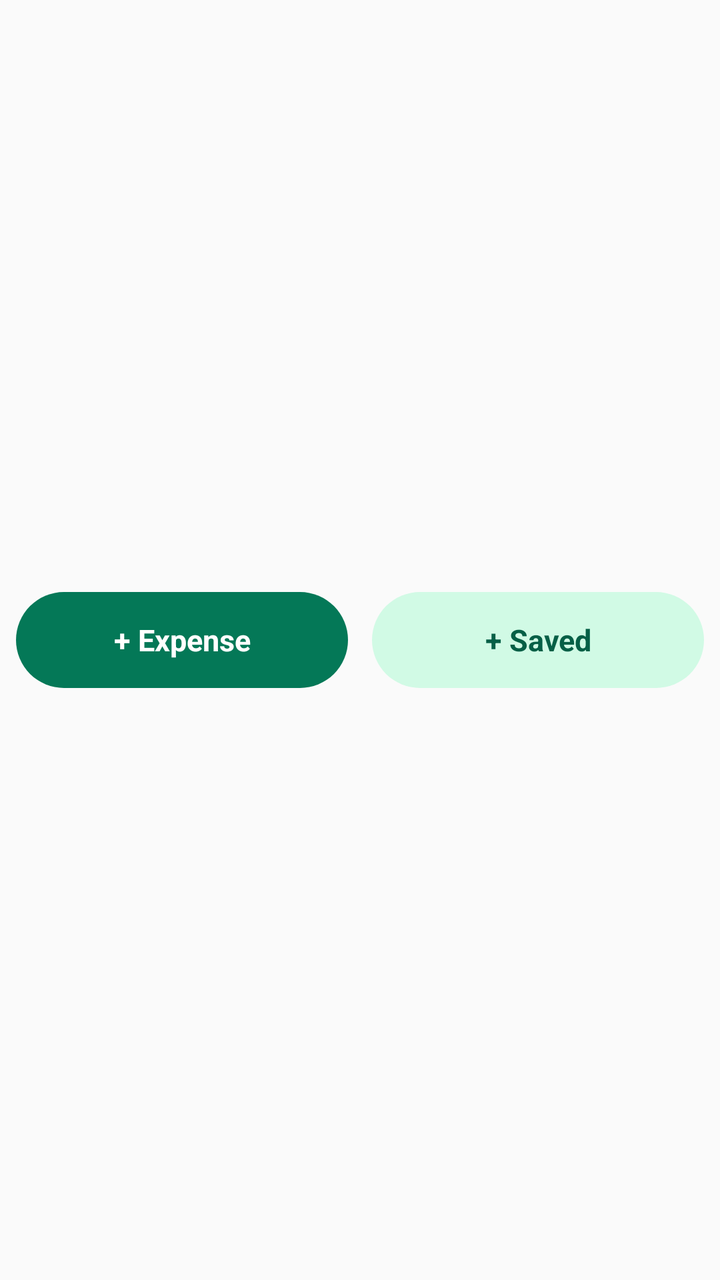
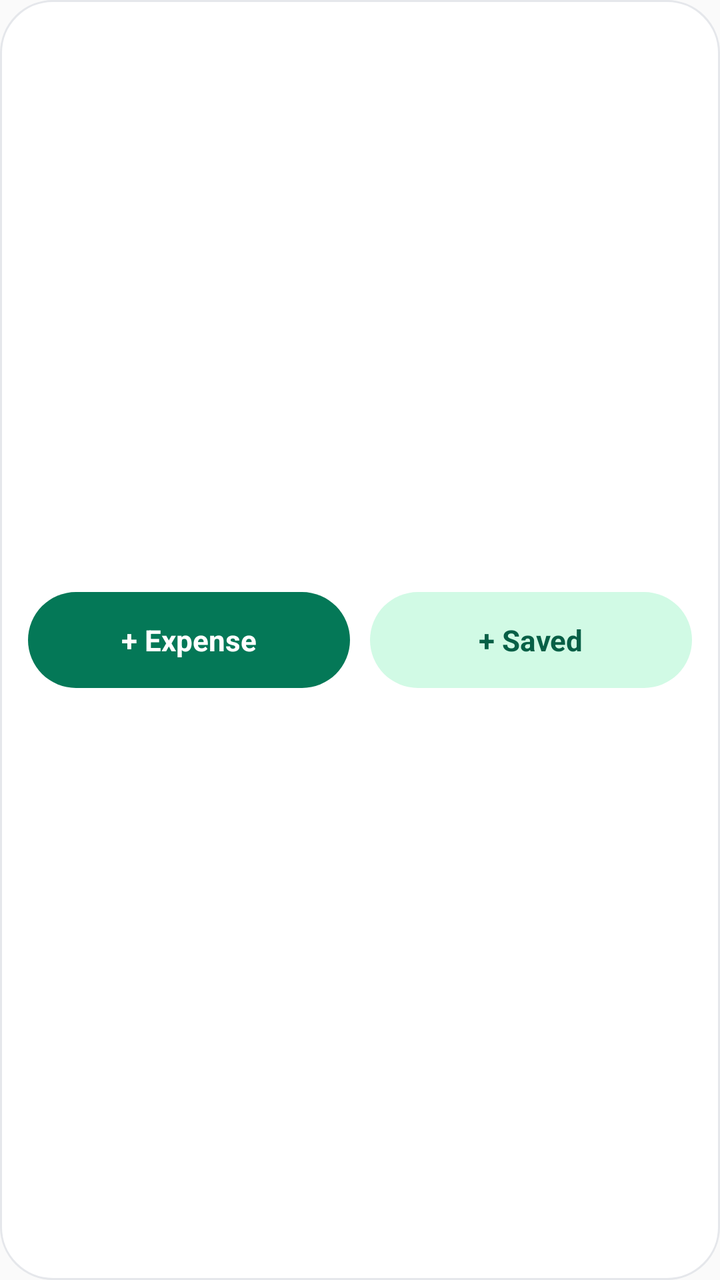

Two renders of the same Android screen: before a commit and after it. Below are the layout's source before the change and the commit's diff.
<!-- AndroidManifest.xml: application theme Theme.AutoFlow -->
<!-- res/layout/widget_autoflow.xml -->
<?xml version="1.0" encoding="utf-8"?>
<LinearLayout xmlns:android="http://schemas.android.com/apk/res/android"
    android:id="@+id/widget_root"
    android:layout_width="match_parent"
    android:layout_height="match_parent"
    android:orientation="horizontal"
    android:gravity="center"
    android:padding="8dp"
    android:background="@color/widget_bg">

    <TextView
        android:id="@+id/btn_widget_expense"
        android:layout_width="0dp"
        android:layout_height="48dp"
        android:layout_weight="1"
        android:layout_marginEnd="6dp"
        android:background="@drawable/widget_button_expense_bg"
        android:text="@string/widget_btn_expense"
        android:textColor="@color/widget_btn_expense_text"
        android:textSize="15sp"
        android:textStyle="bold"
        android:gravity="center"
        android:clickable="true"
        android:focusable="true" />

    <TextView
        android:id="@+id/btn_widget_saved"
        android:layout_width="0dp"
        android:layout_height="48dp"
        android:layout_weight="1"
        android:layout_marginStart="6dp"
        android:background="@drawable/widget_button_saved_bg"
        android:text="@string/widget_btn_saved"
        android:textColor="@color/widget_btn_saved_text"
        android:textSize="15sp"
        android:textStyle="bold"
        android:gravity="center"
        android:clickable="true"
        android:focusable="true" />

</LinearLayout>
<!-- resources referenced by this layout -->
<resources>
  <color name="widget_bg">#00000000</color>
  <color name="widget_btn_expense_text">#FFFFFF</color>
  <color name="widget_btn_saved_text">#065F46</color>
  <!-- drawable widget_button_expense_bg (drawable) -->
  <?xml version="1.0" encoding="utf-8"?>
  <shape xmlns:android="http://schemas.android.com/apk/res/android"
      android:shape="rectangle">
      <corners android:radius="999dp" />
      <solid android:color="@color/widget_btn_expense_bg" />
  </shape>
  <!-- drawable widget_button_saved_bg (drawable) -->
  <?xml version="1.0" encoding="utf-8"?>
  <shape xmlns:android="http://schemas.android.com/apk/res/android"
      android:shape="rectangle">
      <corners android:radius="999dp" />
      <solid android:color="@color/widget_btn_saved_bg" />
  </shape>
  <string name="widget_btn_expense">+ Expense</string>
  <string name="widget_btn_saved">+ Saved</string>
  <style name="Theme.AutoFlow" parent="android:Theme.Material.Light.NoActionBar">
          <item name="android:statusBarColor">@color/purple_700</item>
      </style>
  <color name="widget_btn_expense_bg">#047857</color>
  <color name="widget_btn_saved_bg">#D1FAE5</color>
  <color name="purple_700">#FF3700B3</color>
</resources>

<!-- the commit's change to res/layout/widget_autoflow.xml (unified diff, before → after) -->
@@ -5,19 +5,25 @@
     android:layout_height="match_parent"
     android:orientation="horizontal"
     android:gravity="center"
-    android:padding="8dp"
-    android:background="@color/widget_bg">
+    android:paddingStart="14dp"
+    android:paddingEnd="14dp"
+    android:paddingLeft="14dp"
+    android:paddingRight="14dp"
+    android:paddingTop="10dp"
+    android:paddingBottom="10dp"
+    android:background="@drawable/widget_container_bg">
 
     <TextView
         android:id="@+id/btn_widget_expense"
         android:layout_width="0dp"
         android:layout_height="48dp"
         android:layout_weight="1"
-        android:layout_marginEnd="6dp"
+        android:layout_marginEnd="10dp"
+        android:layout_marginRight="10dp"
         android:background="@drawable/widget_button_expense_bg"
         android:text="@string/widget_btn_expense"
         android:textColor="@color/widget_btn_expense_text"
-        android:textSize="15sp"
+        android:textSize="14.5sp"
         android:textStyle="bold"
         android:gravity="center"
         android:clickable="true"
@@ -28,11 +34,10 @@
         android:layout_width="0dp"
         android:layout_height="48dp"
         android:layout_weight="1"
-        android:layout_marginStart="6dp"
         android:background="@drawable/widget_button_saved_bg"
         android:text="@string/widget_btn_saved"
         android:textColor="@color/widget_btn_saved_text"
-        android:textSize="15sp"
+        android:textSize="14.5sp"
         android:textStyle="bold"
         android:gravity="center"
         android:clickable="true"
<!-- resource entries referenced after the edit -->
@@ -1,21 +1,30 @@
 <!-- resources referenced by this layout -->
 <resources>
-  <color name="widget_bg">#00000000</color>
   <color name="widget_btn_expense_text">#FFFFFF</color>
   <color name="widget_btn_saved_text">#065F46</color>
   <!-- drawable widget_button_expense_bg (drawable) -->
   <?xml version="1.0" encoding="utf-8"?>
   <shape xmlns:android="http://schemas.android.com/apk/res/android"
       android:shape="rectangle">
-      <corners android:radius="999dp" />
+      <corners android:radius="24dp" />
       <solid android:color="@color/widget_btn_expense_bg" />
   </shape>
   <!-- drawable widget_button_saved_bg (drawable) -->
   <?xml version="1.0" encoding="utf-8"?>
   <shape xmlns:android="http://schemas.android.com/apk/res/android"
       android:shape="rectangle">
-      <corners android:radius="999dp" />
+      <corners android:radius="24dp" />
       <solid android:color="@color/widget_btn_saved_bg" />
+  </shape>
+  <!-- drawable widget_container_bg (drawable) -->
+  <?xml version="1.0" encoding="utf-8"?>
+  <shape xmlns:android="http://schemas.android.com/apk/res/android"
+      android:shape="rectangle">
+      <corners android:radius="26dp" />
+      <solid android:color="@color/widget_container_bg" />
+      <stroke
+          android:width="1dp"
+          android:color="@color/widget_container_stroke" />
   </shape>
   <string name="widget_btn_expense">+ Expense</string>
   <string name="widget_btn_saved">+ Saved</string>
@@ -24,6 +33,8 @@
       </style>
   <color name="widget_btn_expense_bg">#047857</color>
   <color name="widget_btn_saved_bg">#D1FAE5</color>
+  <color name="widget_container_bg">#F0FFFFFF</color>
+  <color name="widget_container_stroke">#E5E7EB</color>
   <color name="purple_700">#FF3700B3</color>
 </resources>
 
